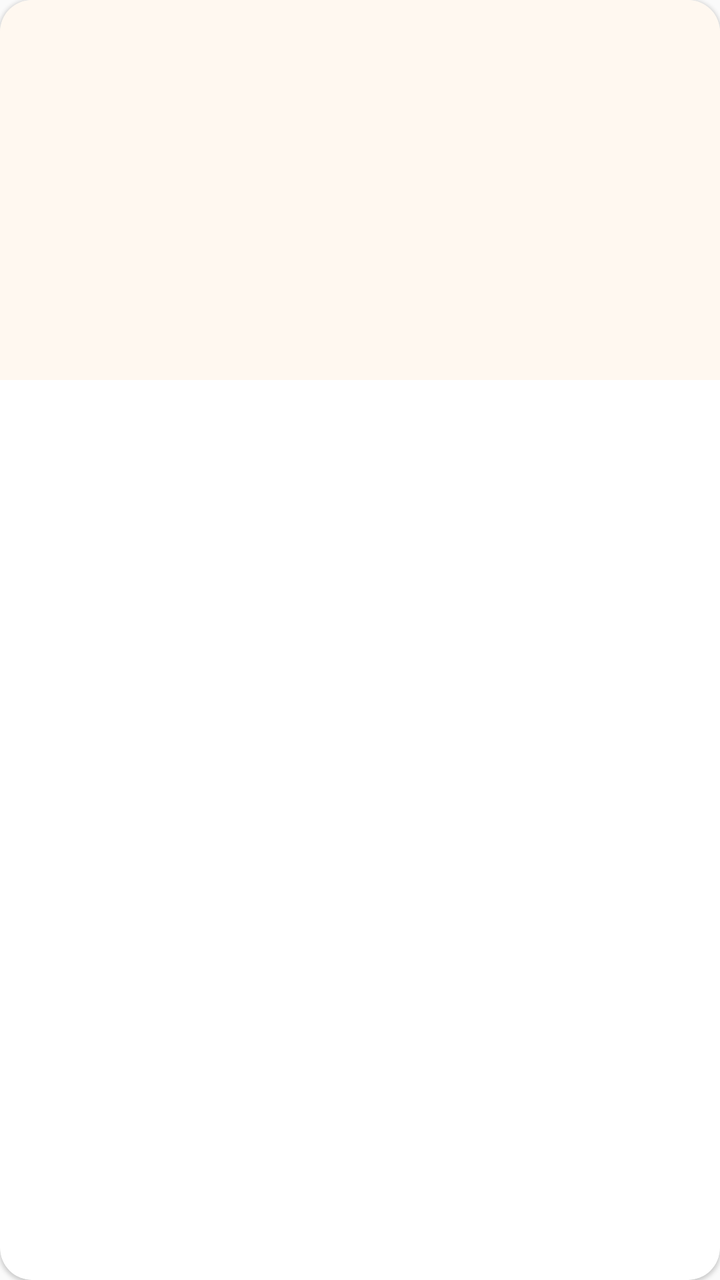
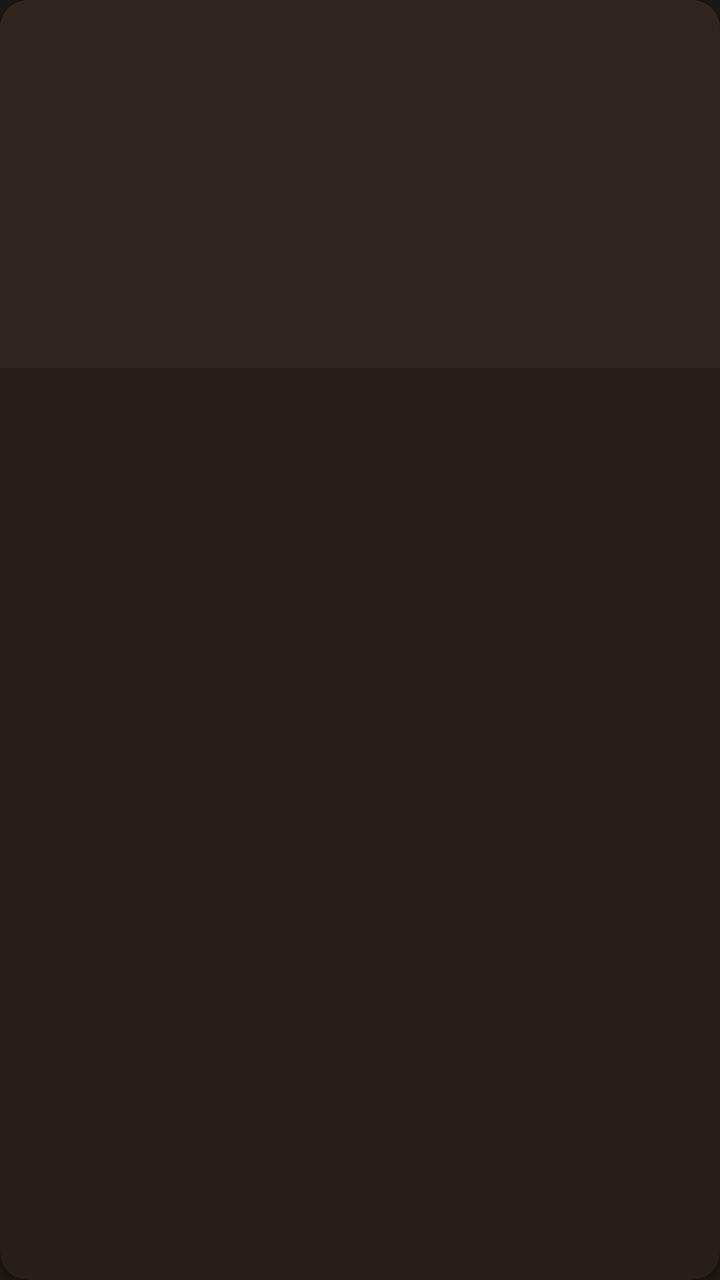

An Android layout rendered at two revisions. The XML below is the earlier revision; the diff shows what the commit changed to produce the second picture.
<!-- AndroidManifest.xml: application theme Theme.StreetBite -->
<!-- res/layout/item_menu_foto.xml -->
<?xml version="1.0" encoding="utf-8"?>
<androidx.cardview.widget.CardView xmlns:android="http://schemas.android.com/apk/res/android"
    xmlns:app="http://schemas.android.com/apk/res-auto"
    android:layout_width="match_parent"
    android:layout_height="wrap_content"
    android:layout_margin="6dp"
    android:clickable="true"
    android:focusable="true"
    android:foreground="?attr/selectableItemBackground"
    app:cardBackgroundColor="@android:color/white"
    app:cardCornerRadius="16dp"
    app:cardElevation="1dp">

    <ImageView
        android:id="@+id/imgMenuFoto"
        android:layout_width="match_parent"
        android:layout_height="190dp"
        android:background="@color/sb_crema"
        android:contentDescription="Foto del menú"
        android:scaleType="centerCrop" />

</androidx.cardview.widget.CardView>
<!-- resources referenced by this layout -->
<resources>
  <color name="sb_crema">#FFF8F0</color>
  <style name="Theme.StreetBite" parent="Theme.AppCompat.Light.NoActionBar">
          
          <item name="android:windowActivityTransitions">true</item>
          <item name="android:windowContentTransitions">true</item>
      </style>
</resources>

<!-- the commit's change to res/layout/item_menu_foto.xml (unified diff, before → after) -->
@@ -7,15 +7,15 @@
     android:clickable="true"
     android:focusable="true"
     android:foreground="?attr/selectableItemBackground"
-    app:cardBackgroundColor="@android:color/white"
-    app:cardCornerRadius="16dp"
+    app:cardBackgroundColor="@color/sb_superficie"
+    app:cardCornerRadius="14dp"
     app:cardElevation="1dp">
 
     <ImageView
         android:id="@+id/imgMenuFoto"
         android:layout_width="match_parent"
-        android:layout_height="190dp"
-        android:background="@color/sb_crema"
+        android:layout_height="184dp"
+        android:background="@color/sb_crema_oscuro"
         android:contentDescription="Foto del menú"
         android:scaleType="centerCrop" />
 
<!-- resource entries referenced after the edit -->
@@ -1,10 +1,19 @@
 <!-- resources referenced by this layout -->
 <resources>
-  <color name="sb_crema">#FFF8F0</color>
-  <style name="Theme.StreetBite" parent="Theme.AppCompat.Light.NoActionBar">
+  <color name="sb_crema_oscuro">#30241E</color>
+  <color name="sb_superficie">#261E1A</color>
+  <color name="sb_crema">#1C1613</color>
+  <style name="Theme.StreetBite" parent="Theme.AppCompat.NoActionBar">
+          <item name="colorPrimary">@color/sb_naranja</item>
+          <item name="colorPrimaryDark">@color/sb_crema</item>
+          <item name="colorAccent">@color/sb_naranja</item>
+          <item name="android:windowBackground">@color/sb_crema</item>
+          <item name="android:statusBarColor">@android:color/transparent</item>
+          <item name="android:windowLightStatusBar">false</item>
           
           <item name="android:windowActivityTransitions">true</item>
           <item name="android:windowContentTransitions">true</item>
       </style>
+  <color name="sb_naranja">#FFB020</color>
 </resources>
 
